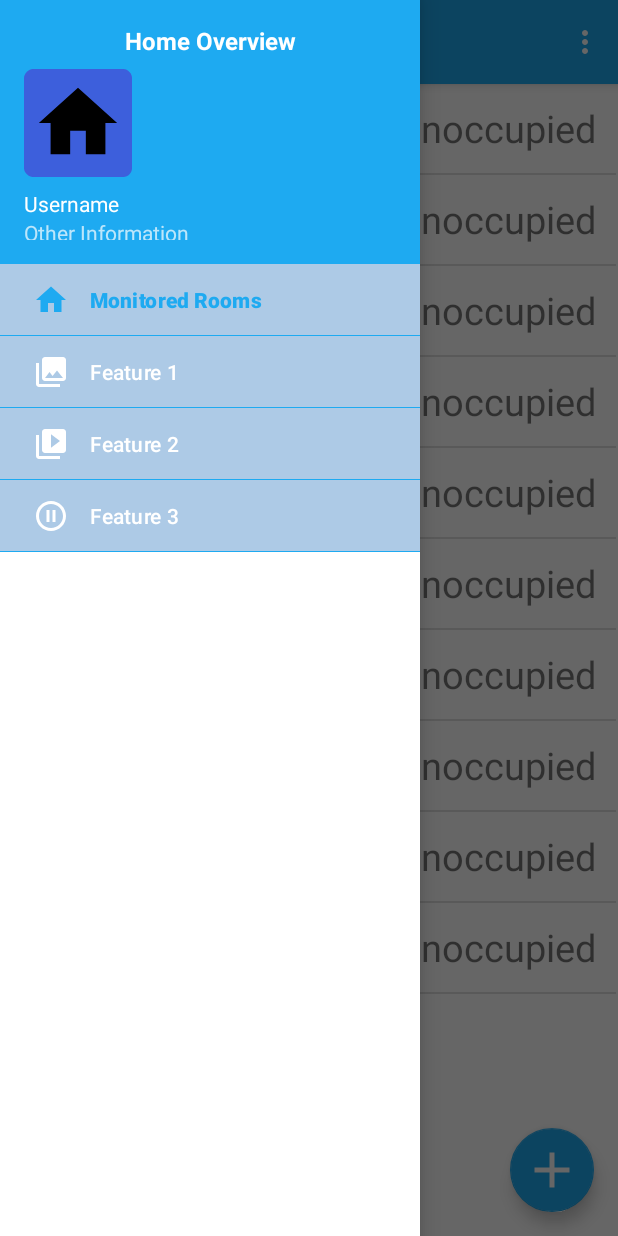
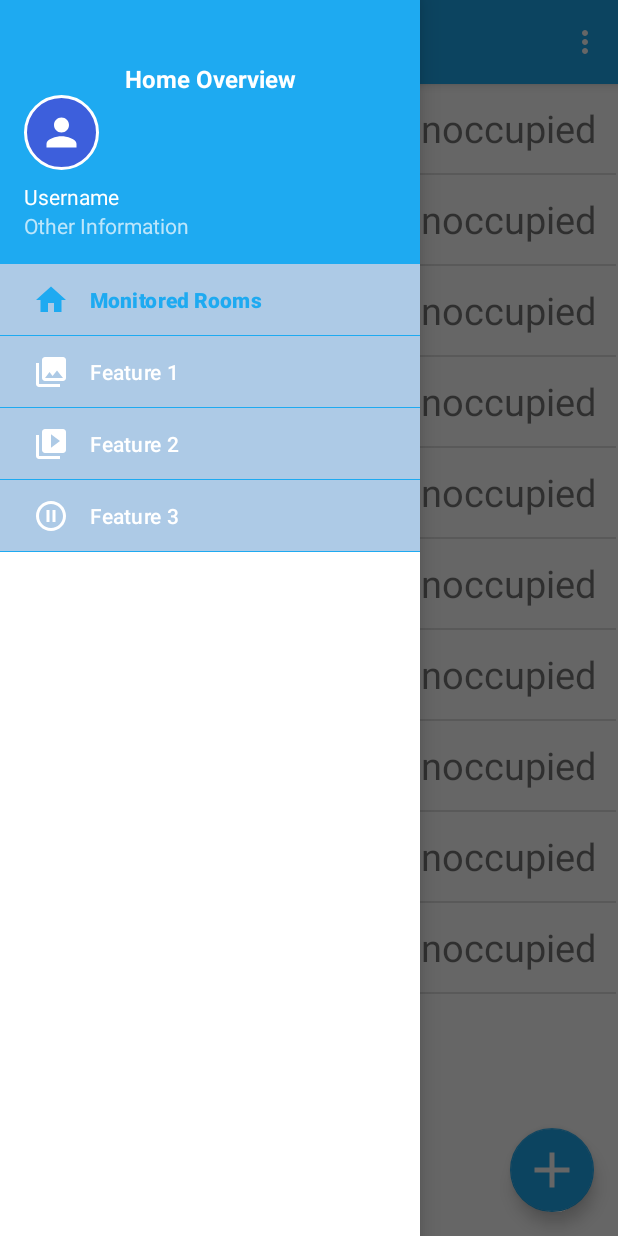
Before and after one commit to SimarjitBilkhuSB/MonitoredRooms, an Android app: the screen it shows after launch (MonitoredRoomsActivity), with the side drawer open, on a phone screen of 412 x 824 dp. Run offline under Robolectric (Android 15) with nearby library versions, the phone set to English and light mode, and no system bars; our stand-ins replace navigation-ui.

Commit message:
Fixed Bug - Navigation header layout clipped at the top on certain phones
The issue was with the image used. It was selected from mipmap ic_launcher_round so the size of the image changed on different devices.
Now the new image doesn't change size.

```diff
--- /dev/null
+++ b/MonitoredRooms/app/src/main/res/drawable/ic_user_icon_background.xml
@@ -0,0 +1,8 @@
+<?xml version="1.0" encoding="utf-8"?>
+<shape xmlns:android="http://schemas.android.com/apk/res/android"
+    android:shape="oval"> <!--oval, to make circle set width == height-->
+
+            <solid android:color="@color/ic_launcher_background"/>
+            <size android:width="10dp" android:height="10dp"/>
+            <stroke android:width="2dp" android:color="@color/white"  />
+</shape>
--- /dev/null
+++ b/MonitoredRooms/app/src/main/res/drawable/ic_user_icon_foreground.xml
@@ -0,0 +1,5 @@
+<vector android:height="30dp" android:tint="#FFFFFF"
+    android:viewportHeight="24" android:viewportWidth="24"
+    android:width="30dp" xmlns:android="http://schemas.android.com/apk/res/android">
+    <path android:fillColor="@android:color/white" android:pathData="M12,12c2.21,0 4,-1.79 4,-4s-1.79,-4 -4,-4 -4,1.79 -4,4 1.79,4 4,4zM12,14c-2.67,0 -8,1.34 -8,4v2h16v-2c0,-2.66 -5.33,-4 -8,-4z"/>
+</vector>
--- a/MonitoredRooms/app/src/main/res/layout/activity_monitored_rooms.xml
+++ b/MonitoredRooms/app/src/main/res/layout/activity_monitored_rooms.xml
@@ -14,15 +14,12 @@
         android:layout_width="match_parent"
         android:layout_height="match_parent" />
 
-    <!-- setting fitsSystemWindows  on the navigation view to false makes it fit
-        the screen for all more recent devices for some reason - tested for samsung s8-->
-    <!-- it makes it not look as good on older models - tested for samsung galaxy S5-->
     <com.google.android.material.navigation.NavigationView
         android:id="@+id/nav_view"
         android:layout_width="wrap_content"
         android:layout_height="match_parent"
         android:layout_gravity="start"
-        android:fitsSystemWindows="false"
+        android:fitsSystemWindows="true"
         app:headerLayout="@layout/nav_header_monitored_rooms"
         app:itemBackground="@drawable/layered_nav_item_background"
         app:itemIconTint="@drawable/nav_drawer_item_selector"
--- a/MonitoredRooms/app/src/main/res/layout/nav_header_monitored_rooms.xml
+++ b/MonitoredRooms/app/src/main/res/layout/nav_header_monitored_rooms.xml
@@ -17,31 +17,33 @@
         android:layout_width="match_parent"
         android:layout_height="wrap_content"
         android:gravity="center"
-        android:text="Home Overview"
+        android:text="@string/home_overview"
         android:textColor="@color/white"
-        android:textSize="16dp"
+        android:textSize="16sp"
         android:textStyle="bold" />
 
     <ImageView
         android:id="@+id/imageView"
-        android:layout_width="wrap_content"
-        android:layout_height="wrap_content"
+        android:layout_width="@dimen/user_icon_height"
+        android:layout_height="@dimen/user_icon_width"
+        android:background="@drawable/ic_user_icon_background"
         android:contentDescription="@string/nav_header_desc"
-        android:paddingTop="@dimen/nav_header_vertical_spacing"
-        app:srcCompat="@mipmap/ic_launcher_round" />
+        android:foreground="@drawable/ic_user_icon_foreground"
+        android:foregroundGravity="center"
+        android:paddingTop="@dimen/nav_header_vertical_spacing" />
 
     <TextView
         android:layout_width="match_parent"
         android:layout_height="wrap_content"
         android:paddingTop="@dimen/nav_header_vertical_spacing"
-        android:text="Username"
+        android:text="@string/username"
         android:textAppearance="@style/TextAppearance.AppCompat.Body1" /> <!-- modify text -->
 
     <TextView
         android:id="@+id/textView"
         android:layout_width="wrap_content"
         android:layout_height="wrap_content"
-        android:text="Other Information" />
+        android:text="@string/other_information" />
 
     <!-- modify text -->
 </LinearLayout>
--- a/MonitoredRooms/app/src/main/res/values/dimens.xml
+++ b/MonitoredRooms/app/src/main/res/values/dimens.xml
@@ -5,6 +5,8 @@
     <dimen name="nav_header_vertical_spacing">8dp</dimen>
     <dimen name="nav_header_height">176dp</dimen>
     <dimen name="fab_margin">16dp</dimen>
+    <dimen name="user_icon_width">50dip</dimen>
+    <dimen name="user_icon_height">50dip</dimen>
     <!--change value to modify spacing between nav_menu elements and nav_header -->
     <dimen name="design_navigation_separator_vertical_padding">0dp</dimen>
 </resources>
--- a/MonitoredRooms/app/src/main/res/values/strings.xml
+++ b/MonitoredRooms/app/src/main/res/values/strings.xml
@@ -30,4 +30,7 @@
     <string name="room_info3">room_info3</string>
     <string name="room_info2">room_info2</string>
     <string name="room_info1">room_info1</string>
+    <string name="home_overview">Home Overview</string>
+    <string name="username">Username</string>
+    <string name="other_information">Other Information</string>
 </resources>
```
